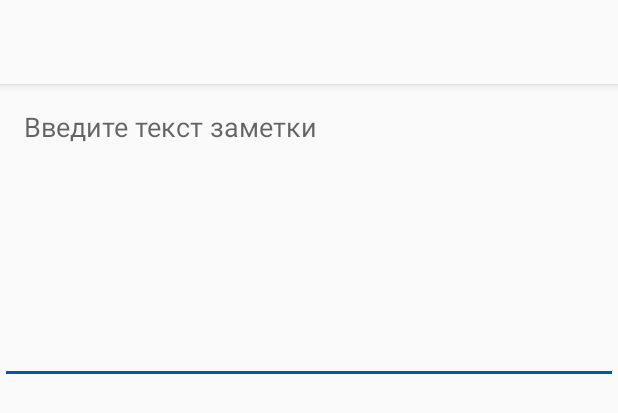
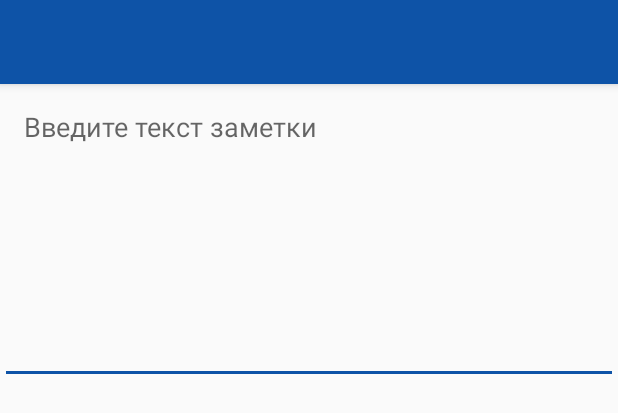
Before and after one commit to quint836/todolist, an Android app: the layout activity_note_details.xml on its own in the app's theme, with its tools: preview values and no code run, on a phone screen of 412 x 824 dp. Shown: the top 413 px of the screen. Run offline under Robolectric (Android 15) with nearby library versions, the phone set to English and light mode, and no system bars.

Commit message:
темная тема(конец)

```diff
--- a/SamsungProj2/app/src/main/res/drawable/ic_access_alarm_black_24dp.xml
+++ b/SamsungProj2/app/src/main/res/drawable/ic_access_alarm_black_24dp.xml
@@ -4,6 +4,6 @@
         android:viewportWidth="24.0"
         android:viewportHeight="24.0">
     <path
-        android:fillColor="#FF000000"
+        android:fillColor="#FFFF"
         android:pathData="M22,5.72l-4.6,-3.86 -1.29,1.53 4.6,3.86L22,5.72zM7.88,3.39L6.6,1.86 2,5.71l1.29,1.53 4.59,-3.85zM12.5,8L11,8v6l4.75,2.85 0.75,-1.23 -4,-2.37L12.5,8zM12,4c-4.97,0 -9,4.03 -9,9s4.02,9 9,9c4.97,0 9,-4.03 9,-9s-4.03,-9 -9,-9zM12,20c-3.87,0 -7,-3.13 -7,-7s3.13,-7 7,-7 7,3.13 7,7 -3.13,7 -7,7z"/>
 </vector>
--- a/SamsungProj2/app/src/main/res/drawable/ic_check_black_24dp.xml
+++ b/SamsungProj2/app/src/main/res/drawable/ic_check_black_24dp.xml
@@ -4,6 +4,6 @@
         android:viewportWidth="24.0"
         android:viewportHeight="24.0">
     <path
-        android:fillColor="#767676"
+        android:fillColor="#FFFF"
         android:pathData="M9,16.17L4.83,12l-1.42,1.41L9,19 21,7l-1.41,-1.41z"/>
 </vector>
--- a/SamsungProj2/app/src/main/res/layout/activity_note_details.xml
+++ b/SamsungProj2/app/src/main/res/layout/activity_note_details.xml
@@ -7,9 +7,10 @@
 
     <androidx.appcompat.widget.Toolbar
         android:id="@+id/toolbar"
+        app:titleTextColor="@color/colorWhite"
         android:layout_width="match_parent"
         android:layout_height="?attr/actionBarSize"
-        android:background="#fafafa"
+        android:background="?attr/colorPrimary"
         android:elevation="4dp"
         app:popupTheme="@style/AppTheme.PopupOverlay" />
 
@@ -17,6 +18,7 @@
         android:id="@+id/text"
         android:layout_width="match_parent"
         android:layout_height="wrap_content"
+        android:textColor="?attr/tabTextColor"
         android:hint="@string/note_text"
         android:minHeight="200dp"
         android:gravity="top"
--- a/SamsungProj2/app/src/main/res/layout/toolbar_settings.xml
+++ b/SamsungProj2/app/src/main/res/layout/toolbar_settings.xml
@@ -2,7 +2,9 @@
 <androidx.appcompat.widget.Toolbar xmlns:android="http://schemas.android.com/apk/res/android"
     android:layout_width="match_parent"
     android:layout_height="wrap_content"
-    android:background="@color/colorGray"
+    xmlns:app="http://schemas.android.com/apk/res-auto"
+    android:background="?attr/colorPrimary"
+    app:titleTextColor="@color/colorWhite"
     android:elevation="4dp">
 
 </androidx.appcompat.widget.Toolbar>
--- a/SamsungProj2/app/src/main/res/values-night/styles.xml
+++ b/SamsungProj2/app/src/main/res/values-night/styles.xml
@@ -9,7 +9,8 @@
         <item name="colorAccent">@color/colorAccentNight</item>
 
         <item name="android:windowBackground">@color/colorPrimaryNight</item>
-        <item name="primaryTitleColor">@color/colorPrimaryNight</item>
+        <item name="primaryTitleColor">@color/colorAccentNight</item>
+        <item name="tabTextColor">@color/colorBlackNight</item>
     </style>
 
     <style name="AppTheme.NoActionBar">
--- a/SamsungProj2/app/src/main/res/values/colors.xml
+++ b/SamsungProj2/app/src/main/res/values/colors.xml
@@ -9,10 +9,9 @@
 
     <color name="colorPrimaryNight">#313237</color>
     <color name="colorPrimaryDarkNight">#2a2b2f</color>
-    <color name="colorAccentNight">#FFFFFF</color>
+    <color name="colorAccentNight">#6899D3</color>
     <color name="colorBlackNight">#FFFFFF</color>
     <color name="colorWhiteNight">#000000</color>
     <color name="colorGrayNight">#000000</color>
 
-
 </resources>
--- a/SamsungProj2/app/src/main/res/values/styles.xml
+++ b/SamsungProj2/app/src/main/res/values/styles.xml
@@ -8,7 +8,8 @@
         <item name="colorPrimaryDark">@color/colorPrimaryDark</item>
         <item name="colorAccent">@color/colorAccent</item>
 
-        <item name="primaryTitleColor">@color/colorPrimary</item>
+        <item name="primaryTitleColor">@color/colorAccent</item>
+        <item name="tabTextColor">@color/colorBlack</item>
     </style>
 
     <style name="AppTheme.NoActionBar">
```
